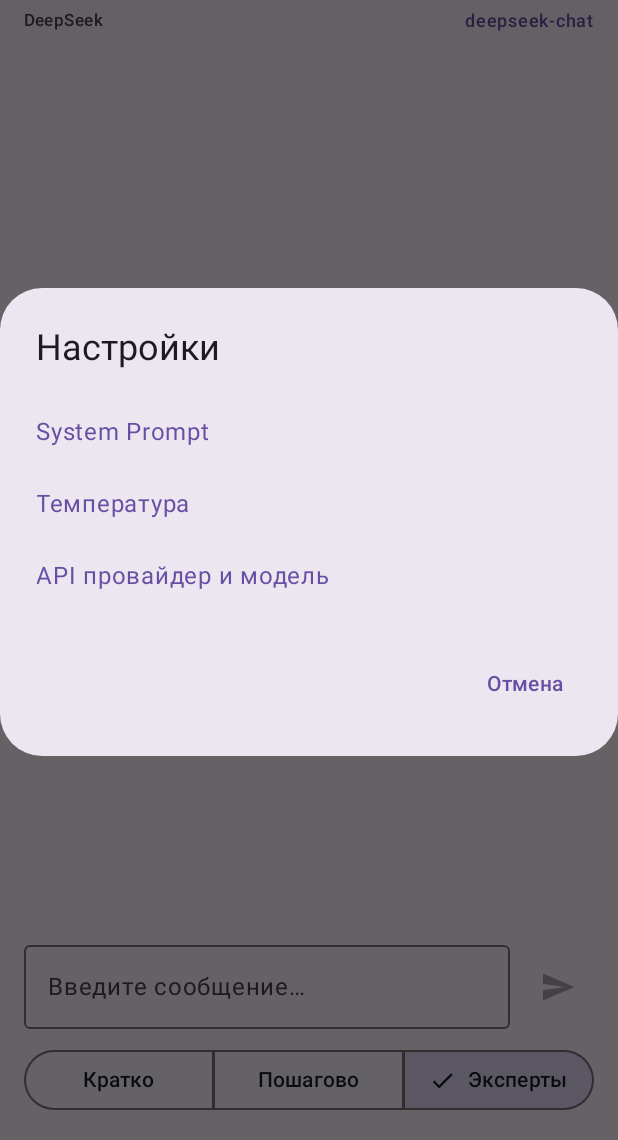
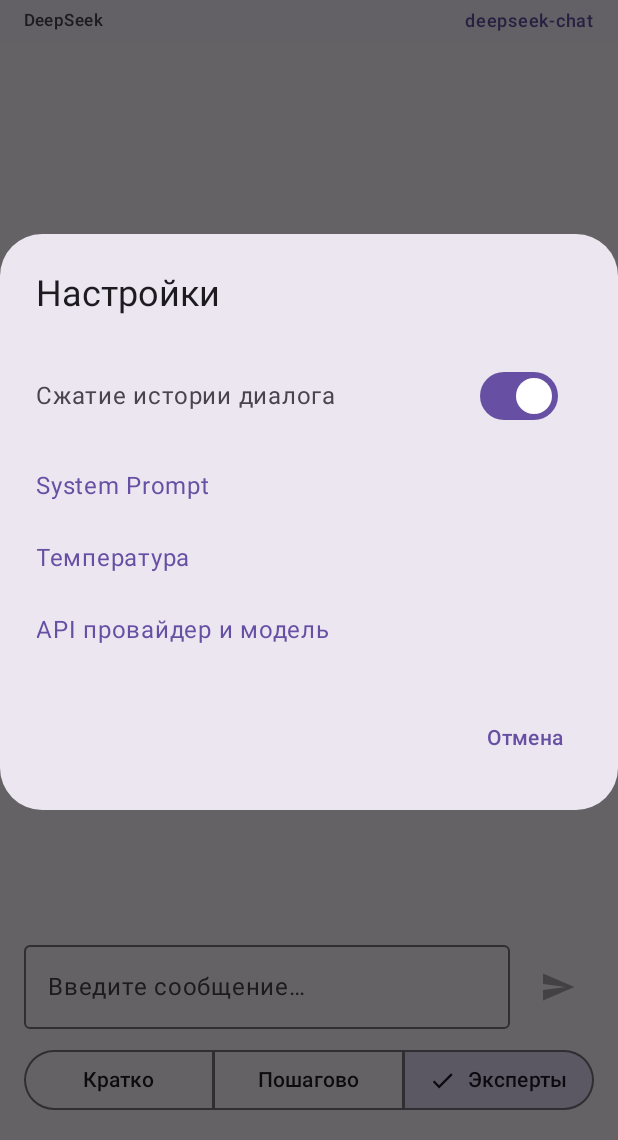
Before and after one commit to vladimir-eliseev-ai/ai-advent-chat, an Android app built with Jetpack Compose: the composable ChatScreen shown on its own in the app's theme, after a tap on "Открыть настройки", on a phone screen of 412 x 824 dp, the part 96-1236 px from its top. Run offline under Robolectric (Android 15) with nearby library versions, the phone set to English and light mode, and no system bars; our stand-ins replace Timber; 3 other taps on this screen came first.

Commit message:
День 10 - Работа с компрессией

```diff
--- a/app/src/main/java/eliseev/aiadvent/chat/data/model/ChatMessage.kt
+++ b/app/src/main/java/eliseev/aiadvent/chat/data/model/ChatMessage.kt
@@ -5,7 +5,9 @@ data class ChatMessage(
     val content: String,
     val timestamp: Long = System.currentTimeMillis(),
     val structuredResponse: StructuredResponse? = null,
-    val metrics: MessageMetrics? = null
+    val metrics: MessageMetrics? = null,
+    val isSummary: Boolean = false,
+    val originalMessageCount: Int = 0
 )
 
 data class MessageMetrics(
--- a/app/src/main/java/eliseev/aiadvent/chat/data/model/SystemPromptProvider.kt
+++ b/app/src/main/java/eliseev/aiadvent/chat/data/model/SystemPromptProvider.kt
@@ -19,11 +19,13 @@ class SystemPromptProvider(
         private const val KEY_API_PROVIDER = "api_provider"
         private const val KEY_OLLAMA_MODEL = "ollama_model"
         private const val KEY_DEEPSEEK_MODEL = "deepseek_model"
+        private const val KEY_HISTORY_COMPRESSION_ENABLED = "history_compression_enabled"
 
         private const val DEFAULT_TEMPERATURE = 0.7f
         private const val DEFAULT_API_PROVIDER = "DEEPSEEK"
         private const val DEFAULT_OLLAMA_MODEL = "llama3.2:1b"
         private const val DEFAULT_DEEPSEEK_MODEL = "deepseek-chat"
+        private const val DEFAULT_HISTORY_COMPRESSION_ENABLED = true
     }
 
     // Методы для логических задач
@@ -145,4 +147,13 @@ class SystemPromptProvider(
     fun setDeepSeekModel(model: String) {
         prefs.edit().putString(KEY_DEEPSEEK_MODEL, model).apply()
     }
+
+    // Методы для компрессии истории
+    fun isHistoryCompressionEnabled(): Boolean {
+        return prefs.getBoolean(KEY_HISTORY_COMPRESSION_ENABLED, DEFAULT_HISTORY_COMPRESSION_ENABLED)
+    }
+
+    fun setHistoryCompressionEnabled(enabled: Boolean) {
+        prefs.edit().putBoolean(KEY_HISTORY_COMPRESSION_ENABLED, enabled).apply()
+    }
 }
--- a/app/src/main/java/eliseev/aiadvent/chat/di/AppModule.kt
+++ b/app/src/main/java/eliseev/aiadvent/chat/di/AppModule.kt
@@ -5,6 +5,7 @@ import eliseev.aiadvent.chat.BuildConfig
 import eliseev.aiadvent.chat.data.model.SystemPromptProvider
 import eliseev.aiadvent.chat.data.repository.ChatRepository
 import eliseev.aiadvent.chat.data.store.ChatMessageStore
+import eliseev.aiadvent.chat.domain.usecase.CompressHistoryUseCase
 import eliseev.aiadvent.chat.domain.usecase.SendMessageUseCase
 import eliseev.aiadvent.chat.presentation.chat.ChatViewModel
 import eliseev.aiadvent.chat.presentation.logictasks.LogicTasksViewModel
@@ -44,6 +45,7 @@ val repositoryModule = module {
 
 val useCaseModule = module {
     single { SendMessageUseCase(get()) }
+    single { CompressHistoryUseCase(get()) }
 }
 
 val viewModelModule = module {
--- a/app/src/main/java/eliseev/aiadvent/chat/presentation/chat/ChatScreen.kt
+++ b/app/src/main/java/eliseev/aiadvent/chat/presentation/chat/ChatScreen.kt
@@ -111,7 +111,11 @@ fun ChatScreen(
             onDismiss = { showSettingsDialog = false },
             onSystemPromptClick = { showSystemPromptDialog = true },
             onTemperatureClick = { showTemperatureDialog = true },
-            onApiProviderClick = { showApiProviderDialog = true }
+            onApiProviderClick = { showApiProviderDialog = true },
+            isHistoryCompressionEnabled = viewModel.isHistoryCompressionEnabled(),
+            onHistoryCompressionToggle = { enabled ->
+                viewModel.setHistoryCompressionEnabled(enabled)
+            }
         )
     }
 
--- a/app/src/main/java/eliseev/aiadvent/chat/presentation/chat/ChatViewModel.kt
+++ b/app/src/main/java/eliseev/aiadvent/chat/presentation/chat/ChatViewModel.kt
@@ -19,6 +19,7 @@ import kotlinx.coroutines.flow.combine
 import kotlinx.coroutines.flow.map
 import kotlinx.coroutines.flow.stateIn
 import kotlinx.coroutines.launch
+import timber.log.Timber
 
 data class ChatUiState(
     val messages: List<UiMessage> = emptyList(),
@@ -110,6 +111,10 @@ class ChatViewModel(
     private fun handleSendMessageResult(result: ChatResult<List<ChatMessage>>) {
         when (result) {
             is ChatResult.Success -> {
+                val summaryCount = result.data.count { it.isSummary }
+                if (summaryCount > 0) {
+                    Timber.d("Updating messages with $summaryCount summary messages")
+                }
                 messageStore.updateMessages(result.data)
                 setLoadingState(false)
             }
@@ -175,4 +180,12 @@ class ChatViewModel(
             ApiProvider.DEEPSEEK -> systemPromptProvider.setDeepSeekModel(modelName)
         }
     }
+
+    fun isHistoryCompressionEnabled(): Boolean {
+        return systemPromptProvider.isHistoryCompressionEnabled()
+    }
+
+    fun setHistoryCompressionEnabled(enabled: Boolean) {
+        systemPromptProvider.setHistoryCompressionEnabled(enabled)
+    }
 }
--- a/app/src/main/java/eliseev/aiadvent/chat/presentation/chat/components/SettingsDialog.kt
+++ b/app/src/main/java/eliseev/aiadvent/chat/presentation/chat/components/SettingsDialog.kt
@@ -2,12 +2,23 @@ package eliseev.aiadvent.chat.presentation.chat.components
 
 import androidx.compose.foundation.layout.Column
 import androidx.compose.foundation.layout.PaddingValues
+import androidx.compose.foundation.layout.Row
+import androidx.compose.foundation.layout.Spacer
 import androidx.compose.foundation.layout.fillMaxWidth
+import androidx.compose.foundation.layout.padding
+import androidx.compose.foundation.layout.width
 import androidx.compose.material3.AlertDialog
 import androidx.compose.material3.MaterialTheme
+import androidx.compose.material3.Switch
 import androidx.compose.material3.Text
 import androidx.compose.material3.TextButton
 import androidx.compose.runtime.Composable
+import androidx.compose.runtime.LaunchedEffect
+import androidx.compose.runtime.getValue
+import androidx.compose.runtime.mutableStateOf
+import androidx.compose.runtime.remember
+import androidx.compose.runtime.setValue
+import androidx.compose.ui.Alignment
 import androidx.compose.ui.Modifier
 import androidx.compose.ui.res.stringResource
 import androidx.compose.ui.unit.dp
@@ -18,8 +29,20 @@ fun SettingsDialog(
     onDismiss: () -> Unit,
     onSystemPromptClick: () -> Unit,
     onTemperatureClick: () -> Unit,
-    onApiProviderClick: () -> Unit
+    onApiProviderClick: () -> Unit,
+    isHistoryCompressionEnabled: Boolean,
+    onHistoryCompressionToggle: ((Boolean) -> Unit),
 ) {
+    // Локальное состояние для мгновленного обновления UI
+    var localCompressionState by remember(isHistoryCompressionEnabled) {
+        mutableStateOf(isHistoryCompressionEnabled)
+    }
+
+    // Синхронизируем с внешним значением при изменении
+    LaunchedEffect(isHistoryCompressionEnabled) {
+        localCompressionState = isHistoryCompressionEnabled
+    }
+
     AlertDialog(
         onDismissRequest = onDismiss,
         title = {
@@ -29,6 +52,29 @@ fun SettingsDialog(
             Column(
                 modifier = Modifier.fillMaxWidth()
             ) {
+                // Переключатель компрессии истории (в начале списка для видимости)
+                Row(
+                    modifier = Modifier
+                        .fillMaxWidth()
+                        .padding(start = 0.dp, end = 16.dp, top = 12.dp, bottom = 12.dp),
+                    verticalAlignment = Alignment.CenterVertically
+                ) {
+                    Text(
+                        text = stringResource(R.string.history_compression),
+                        style = MaterialTheme.typography.bodyLarge,
+                        modifier = Modifier.weight(1f)
+                    )
+                    Spacer(modifier = Modifier.width(8.dp))
+                    Switch(
+                        checked = localCompressionState,
+                        onCheckedChange = { newValue ->
+                            localCompressionState = newValue
+                            onHistoryCompressionToggle?.invoke(newValue)
+                        },
+                        enabled = onHistoryCompressionToggle != null
+                    )
+                }
+
                 TextButton(
                     onClick = {
                         onSystemPromptClick()
--- a/app/src/main/java/eliseev/aiadvent/chat/presentation/chat/model/UiMessage.kt
+++ b/app/src/main/java/eliseev/aiadvent/chat/presentation/chat/model/UiMessage.kt
@@ -15,7 +15,9 @@ data class UiMessage(
     val type: String? = null, // "movie_recommendation" или "clarification_needed"
     val movie: MovieInfo? = null,
     val questions: List<String>? = null,
-    val metrics: UiMetrics? = null
+    val metrics: UiMetrics? = null,
+    val isSummary: Boolean = false,
+    val originalMessageCount: Int = 0
 )
 
 data class UiMetrics(
--- a/app/src/main/java/eliseev/aiadvent/chat/presentation/logictasks/LogicTasksScreen.kt
+++ b/app/src/main/java/eliseev/aiadvent/chat/presentation/logictasks/LogicTasksScreen.kt
@@ -114,7 +114,11 @@ fun LogicTasksScreen(
             onDismiss = { showSettingsDialog = false },
             onSystemPromptClick = { showSystemPromptDialog = true },
             onTemperatureClick = { showTemperatureDialog = true },
-            onApiProviderClick = { showApiProviderDialog = true }
+            onApiProviderClick = { showApiProviderDialog = true },
+            isHistoryCompressionEnabled = viewModel.isHistoryCompressionEnabled(),
+            onHistoryCompressionToggle = { enabled ->
+                viewModel.setHistoryCompressionEnabled(enabled)
+            }
         )
     }
 
--- a/app/src/main/java/eliseev/aiadvent/chat/presentation/simplechat/SimpleChatScreen.kt
+++ b/app/src/main/java/eliseev/aiadvent/chat/presentation/simplechat/SimpleChatScreen.kt
@@ -112,7 +112,11 @@ fun SimpleChatScreen(
             onDismiss = { showSettingsDialog = false },
             onSystemPromptClick = { showSystemPromptDialog = true },
             onTemperatureClick = { showTemperatureDialog = true },
-            onApiProviderClick = { showApiProviderDialog = true }
+            onApiProviderClick = { showApiProviderDialog = true },
+            isHistoryCompressionEnabled = viewModel.isHistoryCompressionEnabled(),
+            onHistoryCompressionToggle = { enabled ->
+                viewModel.setHistoryCompressionEnabled(enabled)
+            }
         )
     }
 
--- a/app/src/main/res/values/strings.xml
+++ b/app/src/main/res/values/strings.xml
@@ -51,4 +51,6 @@
     <string name="deepseek_models_examples">Примеры: deepseek-chat, deepseek-coder, deepseek-reasoner</string>
     <string name="ollama_models_examples">Примеры: llama3.2:1b, mistral:7b, llama3.1:8b, qwen2.5:7b</string>
     <string name="ollama_install_hint">Убедитесь, что модель загружена: ollama pull название_модели</string>
+
+    <string name="history_compression">Сжатие истории диалога</string>
 </resources>
```
Also changed, not shown: app/src/main/java/eliseev/aiadvent/chat/data/repository/ChatRepository.kt (+160 -4 lines), app/src/main/java/eliseev/aiadvent/chat/presentation/chat/components/MessageItem.kt (+39 -0 lines), app/src/main/java/eliseev/aiadvent/chat/presentation/chat/mapper/ChatMessageMapper.kt (+6 -2 lines), app/src/main/java/eliseev/aiadvent/chat/presentation/logictasks/LogicTasksViewModel.kt (+8 -0 lines), app/src/main/java/eliseev/aiadvent/chat/presentation/simplechat/SimpleChatViewModel.kt (+8 -0 lines).
